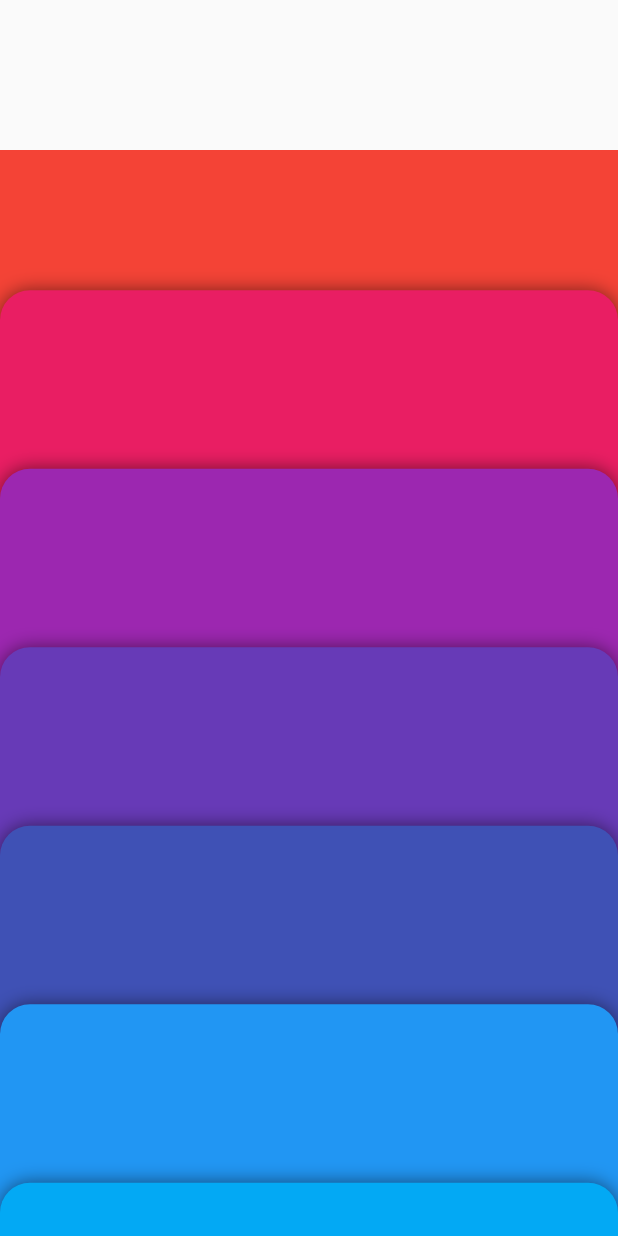
After one commit to charger513/flutter_demos, a Flutter app: the screen it shows after launch, after a tap on "List Animation", on a phone screen of 412 x 824 dp. The commit adds this screen. Run offline on Flutter 3.47's test engine with Material 2 defaults, Android fonts, the light colour scheme and no system bars; our stand-ins replace google_fonts.

Commit message:
List animation Fade out and Scale down

```diff
--- a/lib/home_page.dart
+++ b/lib/home_page.dart
@@ -1,6 +1,7 @@
 import 'package:flutter/material.dart';
 import 'package:flutter/widgets.dart';
 import 'package:flutter_portafolio/grocery_store/ui/pages/grocery_store_home_page.dart';
+import 'package:flutter_portafolio/list_animation/ui/pages/list_animation_page.dart';
 import 'package:flutter_portafolio/page_view_center_scale/ui/pages/page_view_center_scale_page.dart';
 import 'package:flutter_portafolio/parallax_scroll/ui/pages/parallax_page.dart';
 import 'package:google_fonts/google_fonts.dart';
@@ -68,6 +69,22 @@ class HomePage extends StatelessWidget {
                   },
                 ),
               ),
+              Card(
+                child: ListTile(
+                  title: Text(
+                    'List Animation',
+                    style: GoogleFonts.merriweatherSans(),
+                  ),
+                  trailing: const Icon(Icons.chevron_right),
+                  onTap: () {
+                    Navigator.of(context).push(
+                      MaterialPageRoute(
+                        builder: (_) => const ListAnimationPage(),
+                      ),
+                    );
+                  },
+                ),
+              ),
             ],
           ),
         ),
--- /dev/null
+++ b/lib/list_animation/ui/pages/list_animation_page.dart
@@ -0,0 +1,90 @@
+import 'dart:ui';
+
+import 'package:flutter/material.dart';
+
+class ListAnimationPage extends StatefulWidget {
+  const ListAnimationPage({Key? key}) : super(key: key);
+
+  @override
+  State<ListAnimationPage> createState() => _ListAnimationPageState();
+}
+
+class _ListAnimationPageState extends State<ListAnimationPage> {
+  final colors = Colors.primaries;
+  final _scrollController = ScrollController();
+  double _scrollOffset = 0.0;
+  double heightFactor = 0.7;
+  double containerHeight = 170;
+
+  @override
+  void initState() {
+    super.initState();
+    _scrollController.addListener(() {
+      setState(() {
+        _scrollOffset = _scrollController.offset;
+      });
+    });
+  }
+
+  @override
+  void dispose() {
+    _scrollController.dispose();
+    super.dispose();
+  }
+
+  @override
+  Widget build(BuildContext context) {
+    return Scaffold(
+      body: Column(
+        children: [
+          const SizedBox(
+            height: 100,
+          ),
+          Expanded(
+            child: ListView.builder(
+              controller: _scrollController,
+              itemCount: colors.length,
+              itemBuilder: (context, index) {
+                // print(_scrollOffset);
+                final itemPos = index * containerHeight * heightFactor;
+                final difference = _scrollOffset - itemPos;
+                final double percentage = 1 -
+                    (difference / (containerHeight * heightFactor)).clamp(0, 1);
+
+                return Transform.translate(
+                  offset: Offset(0, (1 - percentage) * 80),
+                  child: Transform.scale(
+                    scale: lerpDouble(0.8, 1, percentage) ?? 1, //percentage,
+                    child: Padding(
+                      padding: const EdgeInsets.all(0),
+                      child: Align(
+                        heightFactor: heightFactor,
+                        child: Opacity(
+                          opacity: percentage,
+                          child: Container(
+                            decoration: BoxDecoration(
+                              color: colors[index],
+                              borderRadius: BorderRadius.circular(20),
+                              boxShadow: const <BoxShadow>[
+                                BoxShadow(
+                                  color: Colors.black54,
+                                  blurRadius: 10.0,
+                                  offset: Offset(0.0, 0.75),
+                                )
+                              ],
+                            ),
+                            height: containerHeight,
+                          ),
+                        ),
+                      ),
+                    ),
+                  ),
+                );
+              },
+            ),
+          ),
+        ],
+      ),
+    );
+  }
+}
```
